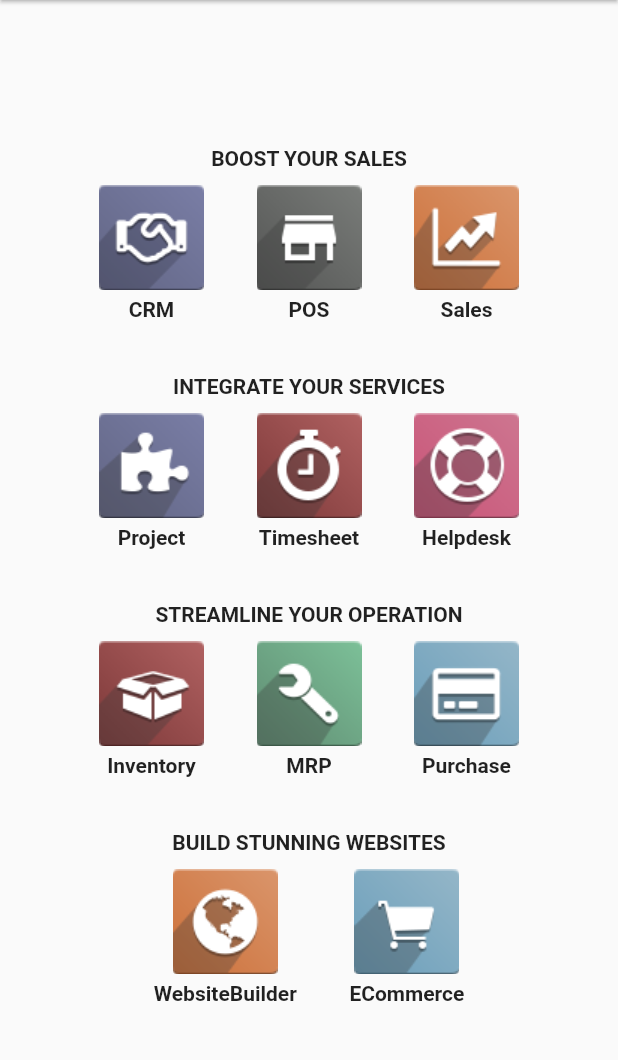
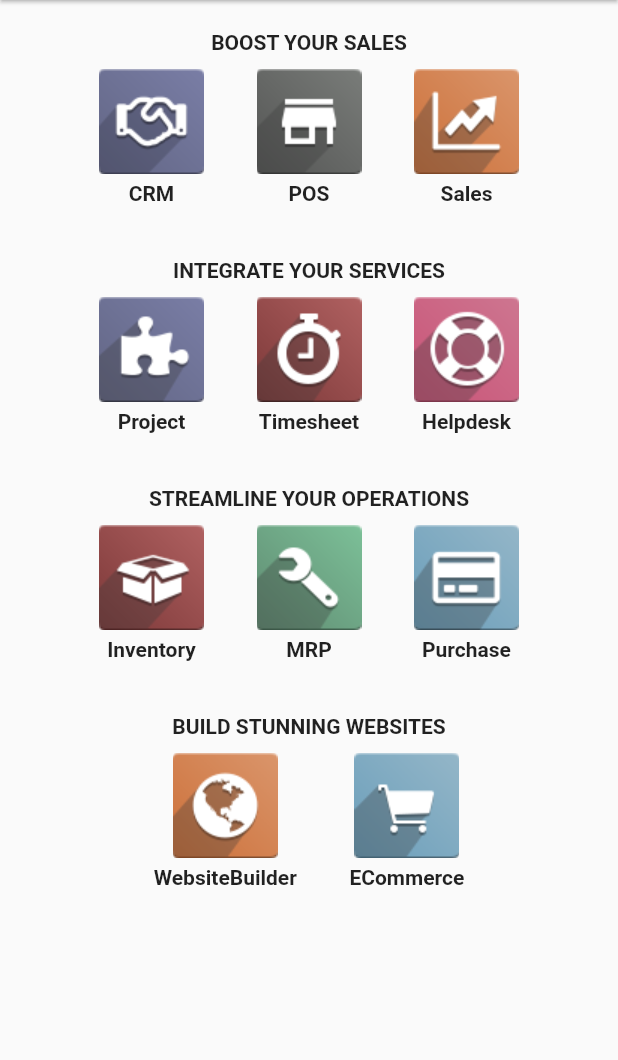
Before and after one commit to K7alid/odoo_testing_app, a Flutter app: the HomeLayout screen opened directly, on a phone screen of 412 x 824 dp, the part 84-1144 px from its top. Run offline on Flutter 3.47's test engine with Material 2 defaults, Android fonts, the phone set to English and light mode, and no system bars; our stand-ins replace bloc, conditional_builder_null_safety, dio, flutter_bloc, fluttertoast, shared_preferences; accounts and stored records are empty.

Commit message:
third commit

```diff
--- a/lib/home_layout.dart
+++ b/lib/home_layout.dart
@@ -1,6 +1,8 @@
 import 'package:flutter/material.dart';
+import 'package:odoo_testing_app/detail_screen.dart';
 import 'package:odoo_testing_app/shared/components.dart';
 import 'package:odoo_testing_app/shared/constants.dart';
+import 'package:odoo_testing_app/shared/network/local/cache_helper.dart';
 
 class HomeLayout extends StatelessWidget {
   const HomeLayout({Key? key}) : super(key: key);
@@ -38,47 +40,43 @@ class HomeLayout extends StatelessWidget {
       ),
       body: Padding(
         padding: const EdgeInsets.all(20.0),
-        child: Center(
         child: SingleChildScrollView(
           child: Column(
             crossAxisAlignment: CrossAxisAlignment.center,
             children: [
-                buildThreeImagesWithTitle(
+              buildThreeIconWithTitle(
                 context,
                 title: 'BOOST YOUR SALES',
-                  img1: 'CRM',
-                  img2: 'POS',
-                  img3: 'Sales',
-                  onTap: () {},
+                image1: 'CRM',
+                image2: 'POS',
+                image3: 'Sales',
               ),
               spaceInHeight(height: 35),
-                buildThreeImagesWithTitle(
+              buildThreeIconWithTitle(
                 context,
                 title: 'INTEGRATE YOUR SERVICES',
-                  img1: 'Project',
-                  img2: 'Timesheet',
-                  img3: 'Helpdesk',
-                  onTap: () {},
+                image1: 'Project',
+                image2: 'Timesheet',
+                image3: 'Helpdesk',
               ),
               spaceInHeight(height: 35),
-                buildThreeImagesWithTitle(
+              buildThreeIconWithTitle(
                 context,
-                  title: 'STREAMLINE YOUR OPERATION',
-                  img1: 'Inventory',
-                  img2: 'MRP',
-                  img3: 'Purchase',
-                  onTap: () {},
+                title: 'STREAMLINE YOUR OPERATIONS',
+                image1: 'Inventory',
+                image2: 'MRP',
+                image3: 'Purchase',
               ),
               spaceInHeight(height: 35),
-                buildTwoImagesWithTitle(
+              buildThreeIconWithTitle(
                 context,
                 title: 'BUILD STUNNING WEBSITES',
-                  img1: 'WebsiteBuilder',
-                  img2: 'ECommerce',
-                  onTap: () {},
+                image1: 'WebsiteBuilder',
+                image2: '',
+                image3: 'ECommerce',
+                isThree: false,
               ),
             ],
-            ),
           ),
         ),
       ),
@@ -86,19 +84,42 @@ class HomeLayout extends StatelessWidget {
   }
 }
 
-Widget buildThreeImagesWithTitle(
+Widget buildImageIcon(String text, context) => InkWell(
+      onTap: () {
+        navigateTo(
+          context,
+          DetailScreen(text: text),
+        );
+        print('helper from home ${CacheHelper.getData(key: 'token')}');
+      },
+      child: Column(
+        children: [
+          Image.asset(
+            'assets/images/$text.png',
+          ),
+          spaceInHeight(height: 5),
+          Text(
+            text,
+            style: const TextStyle(
+              fontWeight: FontWeight.bold,
+            ),
+          ),
+        ],
+      ),
+    );
+Widget buildThreeIconWithTitle(
   context, {
   required String title,
-  required String img1,
-  required String img2,
-  required String img3,
-  required Function onTap,
+  required String image1,
+  required String image2,
+  required String image3,
+  bool isThree = true,
 }) =>
     Column(
       children: [
         Text(
           title,
-          style: const TextStyle(
+          style: TextStyle(
             fontWeight: FontWeight.bold,
           ),
         ),
@@ -109,68 +130,13 @@ Widget buildThreeImagesWithTitle(
           child: Row(
             mainAxisAlignment: MainAxisAlignment.center,
             children: [
-              buildImageAndTitle(func: onTap, text: img1),
+              buildImageIcon(image1, context),
               spaceInWidth(width: 35),
-              buildImageAndTitle(func: onTap, text: img2),
-              spaceInWidth(width: 35),
-              buildImageAndTitle(func: onTap, text: img3),
+              isThree ? buildImageIcon(image2, context) : Container(),
+              isThree ? spaceInWidth(width: 35) : Container(),
+              buildImageIcon(image3, context),
             ],
           ),
         ),
       ],
     );
-
-Widget buildTwoImagesWithTitle(
-  context, {
-  required String title,
-  required String img1,
-  required String img2,
-  required Function onTap,
-}) =>
-    Column(
-      children: [
-        Text(
-          title,
-          style: const TextStyle(
-            fontWeight: FontWeight.bold,
-          ),
-        ),
-        spaceInHeight(height: 10),
-        Padding(
-          padding: EdgeInsets.symmetric(
-              horizontal: MediaQuery.of(context).size.width * 0.17),
-          child: Row(
-            mainAxisAlignment: MainAxisAlignment.center,
-            children: [
-              buildImageAndTitle(func: onTap, text: img1),
-              spaceInWidth(width: 35),
-              buildImageAndTitle(text: img2, func: onTap),
-            ],
-          ),
-        ),
-      ],
-    );
-
-Widget buildImageAndTitle({
-  required String text,
-  required Function func,
-}) =>
-    Column(
-      children: [
-        InkWell(
-          onTap: () {
-            func(text);
-          },
-          child: Image.asset(
-            'assets/images/$text.png',
-          ),
-        ),
-        spaceInHeight(height: 5),
-        Text(
-          text,
-          style: const TextStyle(
-            fontWeight: FontWeight.bold,
-          ),
-        ),
-      ],
-    );
--- a/lib/cubit/states.dart
+++ b/lib/login/cubit/states.dart
@@ -1,4 +1,4 @@
-import 'package:odoo_testing_app/login_model.dart';
+import 'package:odoo_testing_app/model/login_model.dart';
 
 abstract class AppStates {}
 
@@ -18,3 +18,5 @@ class AppLoginErrorState extends AppStates {
 }
 
 class ChangeIconState extends AppStates {}
+
+class ShowTokenState extends AppStates {}
--- a/lib/shared/constants.dart
+++ b/lib/shared/constants.dart
@@ -1,4 +1,4 @@
-import 'package:odoo_testing_app/login_screen.dart';
+import 'package:odoo_testing_app/login/login_screen.dart';
 import 'package:odoo_testing_app/shared/components.dart';
 import 'package:odoo_testing_app/shared/network/local/cache_helper.dart';
 
@@ -15,4 +15,4 @@ void printFullText(String text) {
   pattern.allMatches(text).forEach((match) => print(match.group(0)));
 }
 
-String? token;
+String token = '';
--- a/lib/shared/network/local/cache_helper.dart
+++ b/lib/shared/network/local/cache_helper.dart
@@ -7,18 +7,14 @@ class CacheHelper {
     sharedPreferences = await SharedPreferences.getInstance();
   }
 
-  static Future<bool> putBoolean({
+  /*static Future<bool> putBoolean({
     required String key,
     required bool value,
   }) async {
     return await sharedPreferences.setBool(key, value);
-  }
+  }*/
 
-  static Future<dynamic> getData({
-    required String key,
-  }) async {
-    return await sharedPreferences.get(key);
-  }
+  static dynamic getData({required String key}) => sharedPreferences.get(key);
 
   static getBool({required String key}) {
     return sharedPreferences.getBool(key);
```
Also changed, not shown: lib/detail_screen.dart (+57 -5 lines), lib/login/cubit/cubit.dart (renamed from lib/cubit/cubit.dart, +10 -3 lines), lib/login/login_screen.dart (renamed from lib/login_screen.dart, +17 -5 lines), lib/main.dart (+7 -6 lines), lib/shared/components.dart (+5 -2 lines), lib/model/login_model.dart (renamed from lib/login_model.dart). Lines whose indentation alone changed are shown as unchanged.
